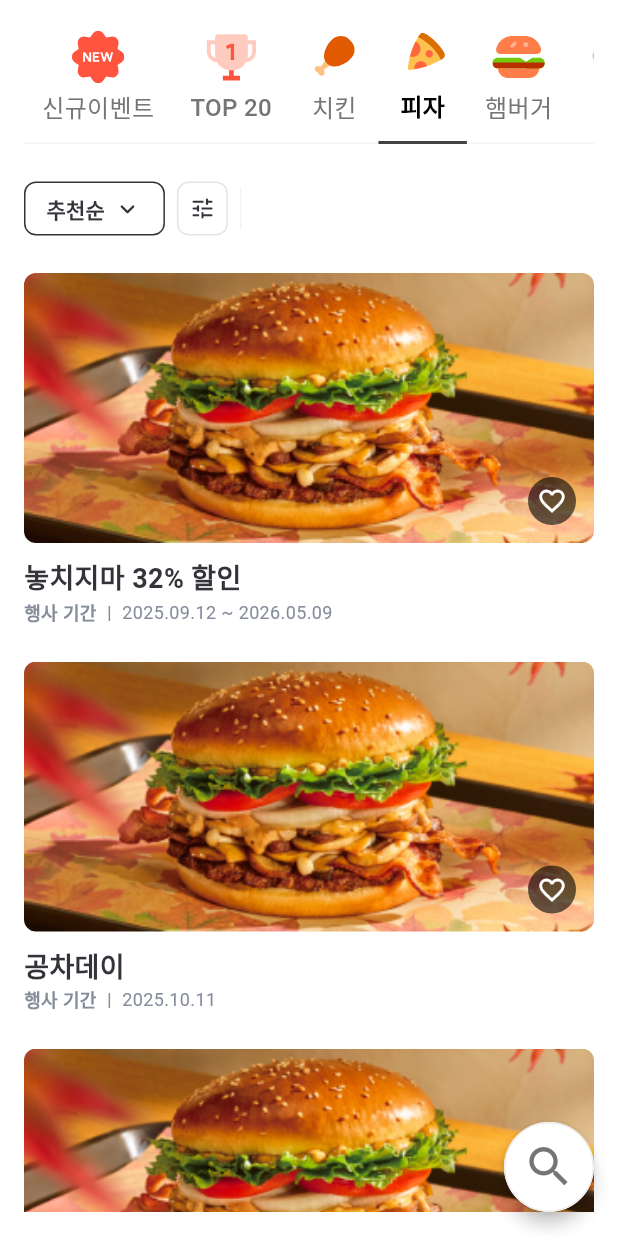
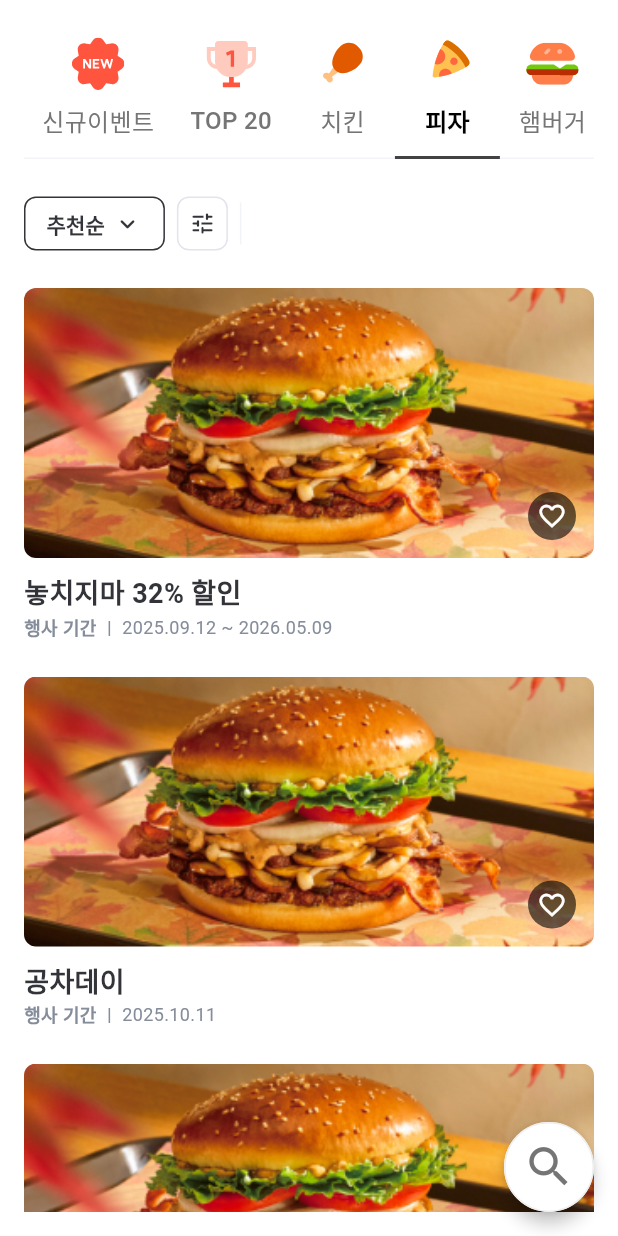
Before and after one commit to ApptiveDev/NOCHIGIMA, a Flutter app: the PromoScreen screen opened directly, on a phone screen of 412 x 824 dp. Run offline on Flutter 3.47's test engine with Material 3 defaults, Android fonts, the phone set to English and light mode, and no system bars; our stand-ins replace carousel_slider, flutter_svg; Roboto replaces fonts that are missing (Prentendard, Pretendard).

Commit message:
design: MenuCategory onclick 들뜸 제거, width 조절

```diff
--- a/frontend/lib/screens/brand-promotion/promo_screen.dart
+++ b/frontend/lib/screens/brand-promotion/promo_screen.dart
@@ -37,7 +37,9 @@ class _PromoScreenState extends State<PromoScreen> {
         });
       },
       child: Container(
-        padding: const EdgeInsets.fromLTRB(12, 0, 12, 12),
+        constraints: BoxConstraints(minWidth: 70),
+        alignment: Alignment.center,
+        padding: EdgeInsets.fromLTRB(12, 0, 12, isSelected ? 12 : 13),
         decoration: BoxDecoration(
           border: Border(
             bottom: isSelected
@@ -74,7 +76,7 @@ class _PromoScreenState extends State<PromoScreen> {
             crossAxisAlignment: CrossAxisAlignment.start,
             children: [
               Container(
-                height: 80,
+                height: 90,
                 child: ListView(
                   scrollDirection: Axis.horizontal,
                   children: MenuCategory.values.map((category){
```
